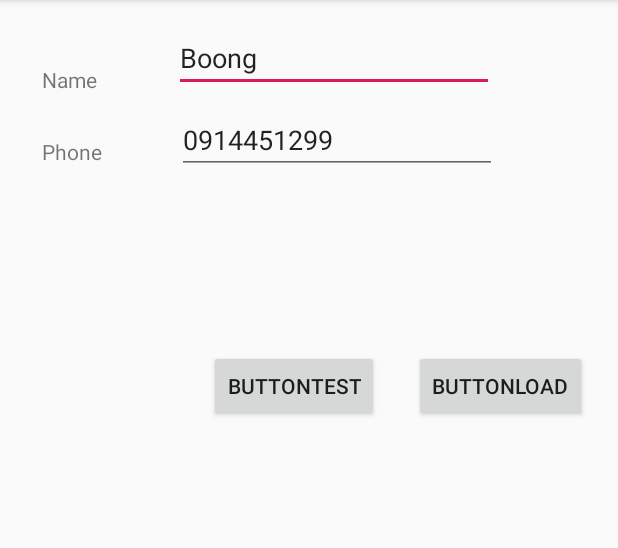
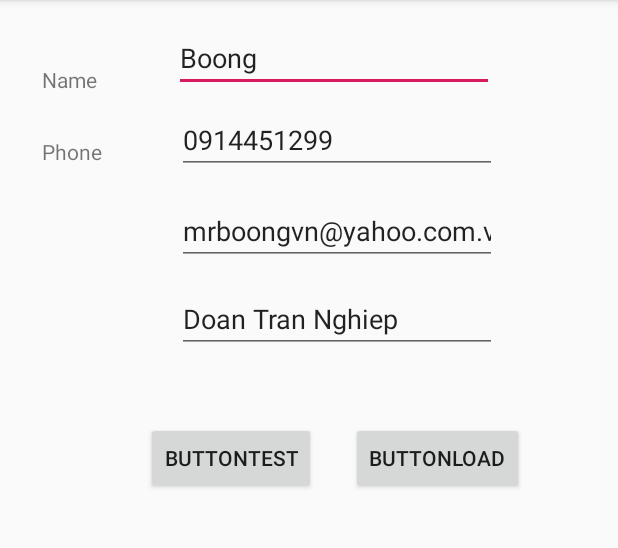
Before and after one commit to Bottle1985/MyFamily, an Android app: the screen it shows after launch (MainActivity), after a tap on "BUTTONLOAD", on a phone screen of 412 x 824 dp, the part 84-632 px from its top. Run offline under Robolectric (Android 15) with nearby library versions, the phone set to English and light mode, and no system bars; 1 other tap on this screen came first.

Commit message:
+ Added street and email

```diff
--- a/app/src/main/java/com/example/myfamily/MainActivity.java
+++ b/app/src/main/java/com/example/myfamily/MainActivity.java
@@ -9,37 +9,42 @@ import android.widget.EditText;
 import android.widget.Toast;
 
 public class MainActivity extends AppCompatActivity {
-    EditText Name, Phone;
-    DBHelper mybd;
+    EditText Name, Phone, Email, Street;
+    DBHelper myDatabase;
+
     @Override
     protected void onCreate(Bundle savedInstanceState) {
         super.onCreate(savedInstanceState);
         setContentView(R.layout.activity_main);
         Name= (EditText) findViewById(R.id.editText);
         Phone= (EditText) findViewById(R.id.editTextPhone);
-        mybd = new DBHelper(this);
+        Email= (EditText) findViewById(R.id.editTextEmail);
+        Street= (EditText) findViewById(R.id.editTextStreet);
+        myDatabase = new DBHelper(this);
     }
     public void onClickTest(View view)
     {
         Name.setText("Bông is handsome");
-        mybd.insertContact("Boong","0914451299","mrboongvn@yahoo.com.vn","Doan Tran Nghiep", "28");
+        myDatabase.insertContact("Boong","0914451299","mrboongvn@yahoo.com.vn","Doan Tran Nghiep", "28");
         Toast.makeText(getApplicationContext(), "Test Successfully",
                 Toast.LENGTH_SHORT).show();
     }
     public void onClickLoad(View view)
     {
         //means this is the view part not the add contact part.
-        Cursor rs = mybd.getData(1);
+        Cursor rs = myDatabase.getData(1);
 
         rs.moveToFirst();
 
         String nam = rs.getString(rs.getColumnIndex(DBHelper.CONTACTS_COLUMN_NAME));
-        String phon = rs.getString(rs.getColumnIndex(DBHelper.CONTACTS_COLUMN_PHONE));
-        String emai = rs.getString(rs.getColumnIndex(DBHelper.CONTACTS_COLUMN_EMAIL));
-        String stree = rs.getString(rs.getColumnIndex(DBHelper.CONTACTS_COLUMN_STREET));
-        String plac = rs.getString(rs.getColumnIndex(DBHelper.CONTACTS_COLUMN_CITY));
+        String phone = rs.getString(rs.getColumnIndex(DBHelper.CONTACTS_COLUMN_PHONE));
+        String email = rs.getString(rs.getColumnIndex(DBHelper.CONTACTS_COLUMN_EMAIL));
+        String street = rs.getString(rs.getColumnIndex(DBHelper.CONTACTS_COLUMN_STREET));
+        String place = rs.getString(rs.getColumnIndex(DBHelper.CONTACTS_COLUMN_CITY));
         Name.setText(nam);
-        Phone.setText(phon);
+        Phone.setText(phone);
+        Email.setText(email);
+        Street.setText(street);
         if (!rs.isClosed())  {
             rs.close();
         }
--- a/app/src/main/res/layout/activity_main.xml
+++ b/app/src/main/res/layout/activity_main.xml
@@ -34,27 +34,27 @@
         app:layout_constraintTop_toTopOf="parent" />
 
     <Button
-        android:id="@+id/button"
+        android:id="@+id/buttonTest"
         android:layout_width="wrap_content"
         android:layout_height="wrap_content"
-        android:layout_marginTop="172dp"
+        android:layout_marginTop="220dp"
         android:onClick="onClickTest"
         android:text="@string/buttonTest"
         app:layout_constraintEnd_toEndOf="parent"
-        app:layout_constraintHorizontal_bias="0.466"
+        app:layout_constraintHorizontal_bias="0.325"
         app:layout_constraintStart_toStartOf="parent"
         app:layout_constraintTop_toBottomOf="@+id/editText" />
 
     <Button
-        android:id="@+id/button2"
+        android:id="@+id/buttonLoad"
         android:layout_width="wrap_content"
         android:layout_height="wrap_content"
         android:layout_marginStart="23dp"
         android:layout_marginLeft="23dp"
         android:onClick="onClickLoad"
         android:text="@string/button"
-        app:layout_constraintBaseline_toBaselineOf="@+id/button"
-        app:layout_constraintStart_toEndOf="@+id/button" />
+        app:layout_constraintBaseline_toBaselineOf="@+id/buttonTest"
+        app:layout_constraintStart_toEndOf="@+id/buttonTest" />
 
     <TextView
         android:id="@+id/textView2"
@@ -65,7 +65,7 @@
         android:layout_marginTop="30dp"
         android:layout_marginBottom="26dp"
         android:text="@string/phone"
-        app:layout_constraintBottom_toBottomOf="@+id/button"
+        app:layout_constraintBottom_toBottomOf="@+id/buttonTest"
         app:layout_constraintStart_toStartOf="parent"
         app:layout_constraintTop_toBottomOf="@+id/editText"
         app:layout_constraintVertical_bias="0.0" />
@@ -78,10 +78,34 @@
         android:layout_marginLeft="2dp"
         android:layout_marginTop="9dp"
         android:ems="10"
-        android:inputType="textPersonName"
+        android:importantForAutofill="no"
+        android:inputType="phone"
         android:text="@string/phoneNumber"
         app:layout_constraintStart_toStartOf="@+id/editText"
-        app:layout_constraintTop_toBottomOf="@+id/editText"
+        app:layout_constraintTop_toBottomOf="@+id/editText" />
+
+    <EditText
+        android:id="@+id/editTextEmail"
+        android:layout_width="wrap_content"
+        android:layout_height="wrap_content"
+        android:layout_marginTop="15dp"
+        android:ems="10"
+        android:importantForAutofill="no"
+        android:inputType="textEmailAddress"
+        android:text="@string/email"
+        app:layout_constraintStart_toStartOf="@+id/editTextPhone"
+        app:layout_constraintTop_toBottomOf="@+id/editTextPhone" />
+
+    <EditText
+        android:id="@+id/editTextStreet"
+        android:layout_width="wrap_content"
+        android:layout_height="wrap_content"
+        android:layout_marginTop="13dp"
+        android:ems="10"
+        android:inputType="textPersonName"
+        android:text="@string/street"
+        app:layout_constraintStart_toStartOf="@+id/editTextEmail"
+        app:layout_constraintTop_toBottomOf="@+id/editTextEmail"
         android:importantForAutofill="no" />
 
 </androidx.constraintlayout.widget.ConstraintLayout>
--- a/app/src/main/res/values/strings.xml
+++ b/app/src/main/res/values/strings.xml
@@ -6,4 +6,6 @@
     <string name="buttonTest">ButtonTest</string>
     <string name="phone">Phone</string>
     <string name="phoneNumber">PhoneNumber</string>
+    <string name="street">Street</string>
+    <string name="email">Email</string>
 </resources>
```
